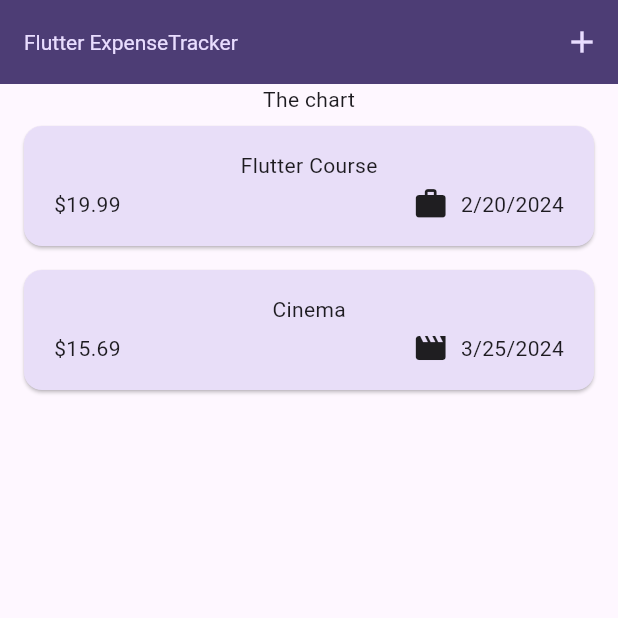
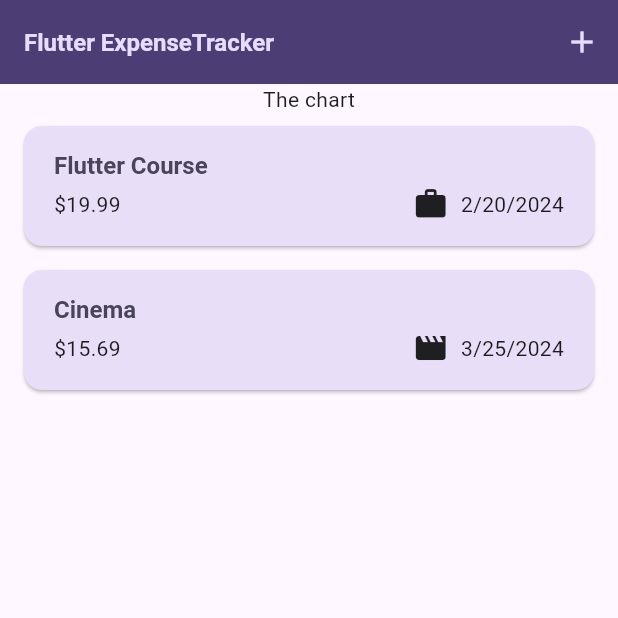
Before and after one commit to yulin0625/expense_tracker, a Flutter app: the screen it shows after launch, on a phone screen of 412 x 824 dp, the top half of it. Run offline on Flutter 3.47's test engine with Material 3 defaults, Android fonts, the phone set to English and light mode, and no system bars.

Commit message:
Using Theme Data in Widgets
Theme.of(context) can be use to finetune widgets
theme.

```diff
--- a/lib/main.dart
+++ b/lib/main.dart
@@ -28,9 +28,9 @@ void main() {
         ),
         textTheme: ThemeData().textTheme.copyWith(
               titleLarge: TextStyle(
-                fontWeight: FontWeight.normal,
+                fontWeight: FontWeight.bold,
                 color: kColorScheme.onSecondaryContainer,
-                fontSize: 14,
+                fontSize: 16,
               ),
             ),
       ),
--- a/lib/widgets/expenses_list/expenses_item.dart
+++ b/lib/widgets/expenses_list/expenses_item.dart
@@ -18,8 +18,12 @@ class ExpensesItem extends StatelessWidget {
             vertical: 16,
           ),
           child: Column(
+            crossAxisAlignment: CrossAxisAlignment.start,
             children: [
-              Text(expense.title),
+              Text(
+                expense.title,
+                style: Theme.of(context).textTheme.titleLarge,
+              ),
               const SizedBox(
                 height: 4,
               ),
--- a/lib/widgets/expenses_list/expenses_list.dart
+++ b/lib/widgets/expenses_list/expenses_list.dart
@@ -17,6 +17,10 @@ class ExpensesList extends StatelessWidget {
       itemCount: expense.length,
       itemBuilder: (ctx, index) => Dismissible(
         key: ValueKey(expense[index]),
+        background: Container(
+          color: Theme.of(context).colorScheme.error.withOpacity(0.75),
+          margin: Theme.of(context).cardTheme.margin,
+        ),
         onDismissed: (direction) {
           onRemoveExpense(expense[index]);
         },
```
